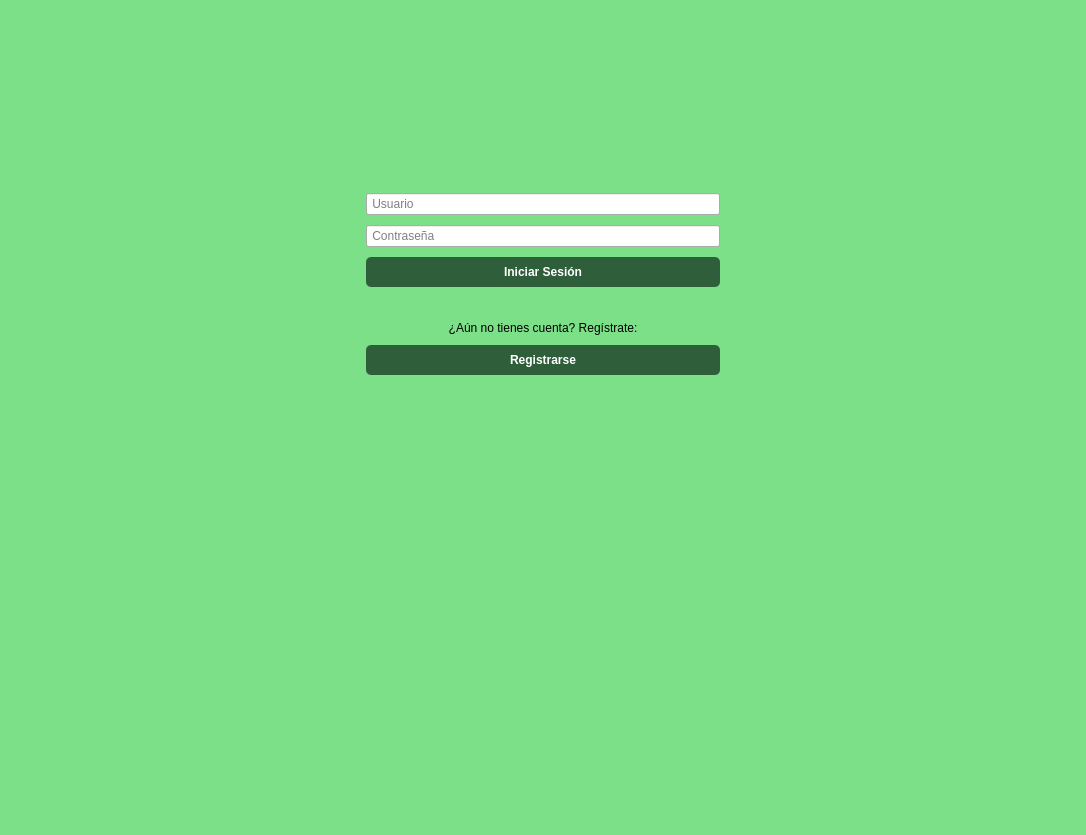
This is src/vista/Ui/VistaLogin.ui in ivantm1/proyecto-software as Qt 5 draws it before an edit. The edited form follows.
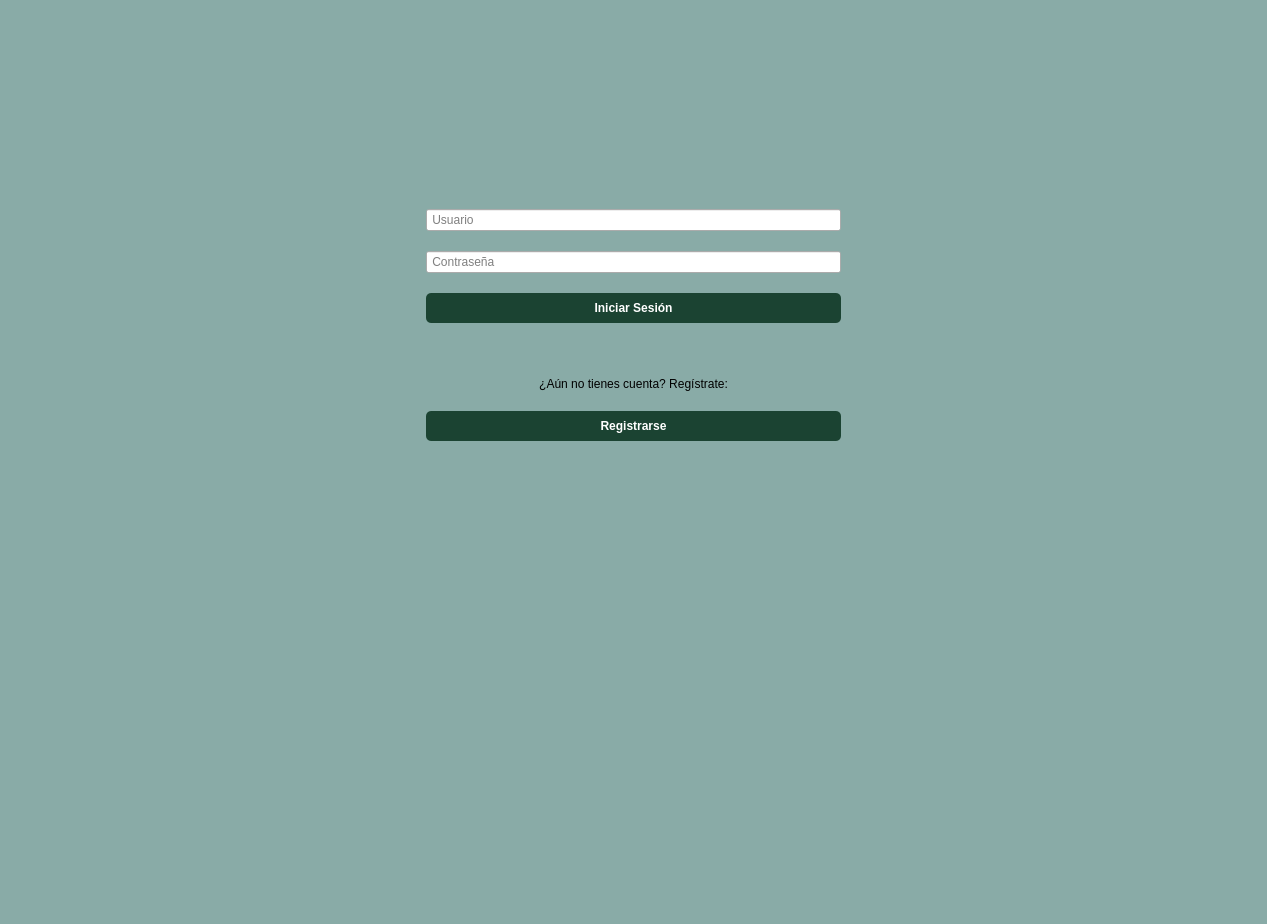
This is the edited form. Icons and pictures are not drawn.

Commit message: "Cambios en las vistas"

Patch:
```diff
--- a/src/vista/Ui/VistaLogin.ui
+++ b/src/vista/Ui/VistaLogin.ui
@@ -6,8 +6,8 @@
    <rect>
     <x>0</x>
     <y>0</y>
-    <width>1086</width>
-    <height>835</height>
+    <width>1267</width>
+    <height>924</height>
    </rect>
   </property>
   <property name="windowTitle">
@@ -15,7 +15,7 @@
   </property>
   <property name="styleSheet">
    <string notr="true">#Dialog {
-    background-color: #7be087;
+    background-color: #89ABA7;
 }</string>
   </property>
   <layout class="QHBoxLayout" name="horizontalLayout_5">
@@ -39,7 +39,7 @@
    <item>
     <layout class="QVBoxLayout" name="verticalLayout_2">
      <property name="spacing">
-      <number>10</number>
+      <number>20</number>
      </property>
      <property name="sizeConstraint">
       <enum>QLayout::SetMinAndMaxSize</enum>
@@ -142,15 +142,19 @@
       <widget class="QPushButton" name="boton_inicio_sesion">
        <property name="styleSheet">
         <string notr="true">QPushButton {
-    background-color: #2E5F3A; /* Usamos el verde bosque */
-    color: white;              /* Texto en blanco para contraste */
-    border-radius: 5px;        /* Bordes redondeados */
-    padding: 8px;              /* Espaciado interno */
+    background-color: #1B4332; 
+    color: white;  
+    border-radius: 5px; 
+    padding: 8px;  
     font-weight: bold;
 }
 
 QPushButton:hover {
-    background-color: #3e7f4d; /* Un verde un poco más claro al pasar el ratón */
+    background-color: #2D6A4F; 
+}
+
+QPushButton:pressed {
+    background-color: #081C15; 
 }</string>
        </property>
        <property name="text">
@@ -179,15 +183,19 @@
       <widget class="QPushButton" name="boton_registro">
        <property name="styleSheet">
         <string notr="true">QPushButton {
-    background-color: #2E5F3A; /* Usamos el verde bosque */
-    color: white;              /* Texto en blanco para contraste */
-    border-radius: 5px;        /* Bordes redondeados */
-    padding: 8px;              /* Espaciado interno */
+    background-color: #1B4332; 
+    color: white;  
+    border-radius: 5px; 
+    padding: 8px;  
     font-weight: bold;
 }
 
 QPushButton:hover {
-    background-color: #3e7f4d; /* Un verde un poco más claro al pasar el ratón */
+    background-color: #2D6A4F; 
+}
+
+QPushButton:pressed {
+    background-color: #081C15; 
 }</string>
        </property>
        <property name="text">
```
The commit also changes 1 other file.
